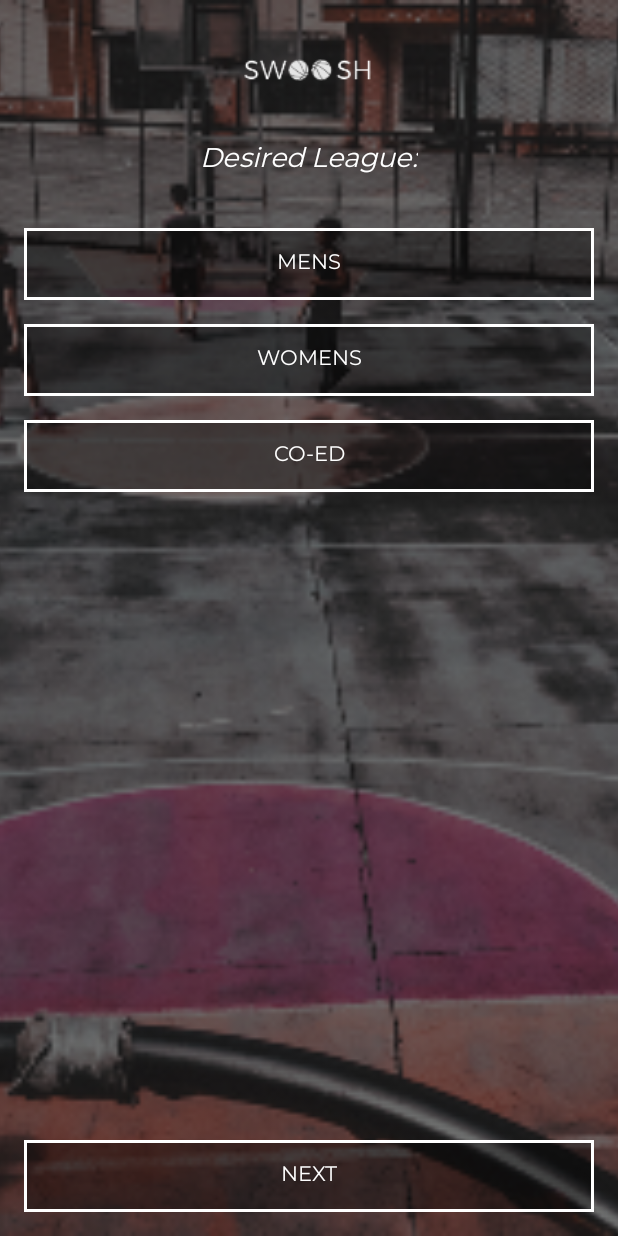
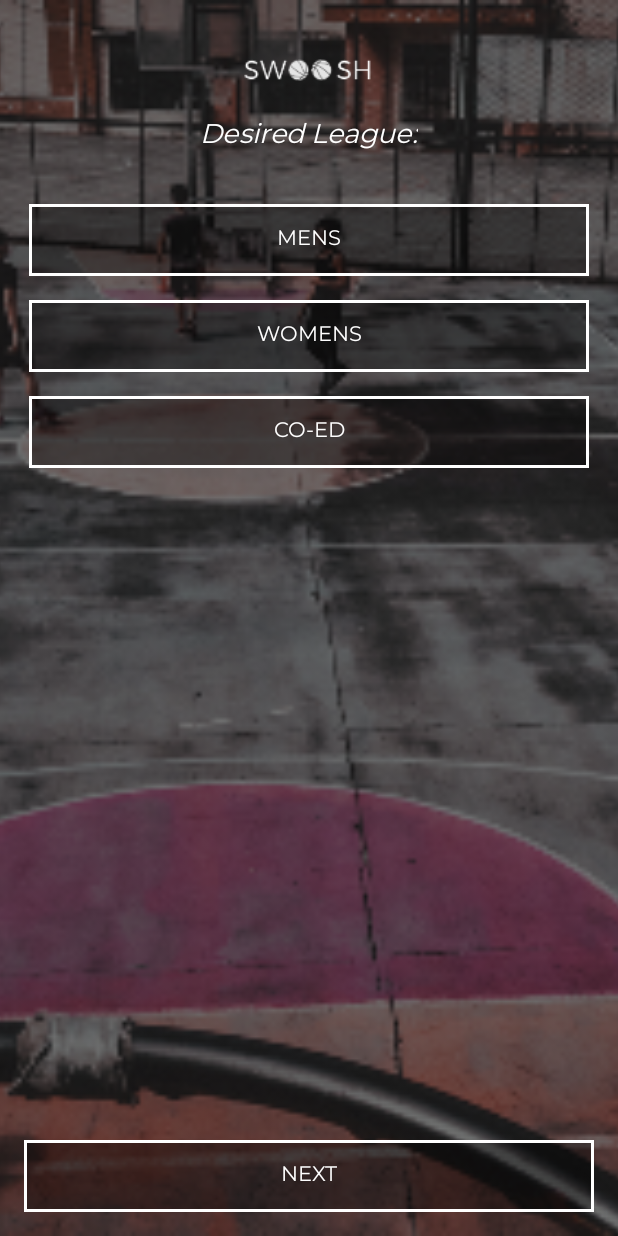
Before and after one commit to JimHoew/swoosh, an Android app: the LeagueActivity screen opened directly, with no data from a screen before it, on a phone screen of 412 x 824 dp. Run offline under Robolectric (Android 15) with nearby library versions, the phone set to English and light mode, and no system bars.

Commit message:
lesson 10

```diff
--- a/app/src/main/AndroidManifest.xml
+++ b/app/src/main/AndroidManifest.xml
@@ -6,7 +6,7 @@
             android:allowBackup="true"
             android:icon="@mipmap/ic_launcher"
             android:label="@string/app_name"
-            android:roundIcon="@mipmap/ic_launcher_round"
+
             android:supportsRtl="true"
             android:theme="@style/AppTheme">
         <activity android:name=".Controller.FinishActivity">
--- a/app/src/main/java/com/jim/swoosh/Model/Player.kt
+++ b/app/src/main/java/com/jim/swoosh/Model/Player.kt
@@ -6,8 +6,7 @@ import android.os.Parcelable
 class Player constructor(var league: String?, var skill: String?) : Parcelable {
     constructor(parcel: Parcel) : this(
         parcel.readString(),
-        parcel.readString()
-    ) {
+        parcel.readString()) {
     }
 
     override fun writeToParcel(parcel: Parcel, flags: Int) {
--- a/app/src/main/res/layout/activity_league.xml
+++ b/app/src/main/res/layout/activity_league.xml
@@ -31,16 +31,17 @@
             android:id="@+id/textView4" android:textColor="@android:color/white"
             android:textSize="18sp" android:fontFamily="@font/montserrat" android:layout_marginStart="8dp"
             app:layout_constraintStart_toStartOf="parent" android:layout_marginEnd="8dp"
-            app:layout_constraintEnd_toEndOf="parent" android:layout_marginTop="32dp"
+            app:layout_constraintEnd_toEndOf="parent" android:layout_marginTop="16dp"
             app:layout_constraintTop_toBottomOf="@+id/imageView2" android:textStyle="italic"/>
     <LinearLayout
             android:orientation="vertical"
-            android:layout_width="0dp"
+            android:layout_width="373dp"
             android:layout_height="wrap_content"
             app:layout_constraintEnd_toEndOf="parent"
-            android:layout_marginEnd="16dp" app:layout_constraintStart_toStartOf="parent"
-            android:layout_marginStart="16dp" android:layout_marginTop="32dp"
-            app:layout_constraintTop_toBottomOf="@+id/textView4">
+            android:layout_marginEnd="32dp" app:layout_constraintStart_toStartOf="parent"
+            android:layout_marginStart="32dp" android:layout_marginTop="32dp"
+            app:layout_constraintTop_toBottomOf="@+id/textView4"
+            android:id="@+id/linearLayout">
         <ToggleButton
                 android:text="@string/mens"
                 android:layout_width="match_parent"
@@ -73,5 +74,6 @@
             app:layout_constraintHorizontal_bias="0.0" android:layout_marginBottom="16dp"
             app:layout_constraintBottom_toBottomOf="@+id/imageView3" android:background="@drawable/swoosh_button"
             android:fontFamily="@font/montserrat" android:textColor="@android:color/white"
-            android:onClick="leagueNextClicked"/>
+            android:onClick="leagueNextClicked"
+    />
 </androidx.constraintlayout.widget.ConstraintLayout>
```
Also changed, not shown: app/src/main/java/com/jim/swoosh/Controller/LeagueActivity.kt (+13 -0 lines), app/src/main/java/com/jim/swoosh/Controller/SkillActivity.kt (+12 -0 lines), app/src/main/res/mipmap-hdpi/ic_launcher.png, app/src/main/res/mipmap-mdpi/ic_launcher.png, app/src/main/res/mipmap-xhdpi/ic_launcher.png, app/src/main/res/mipmap-xxhdpi/ic_launcher.png, app/src/main/res/mipmap-xxxhdpi/ic_launcher.png.
